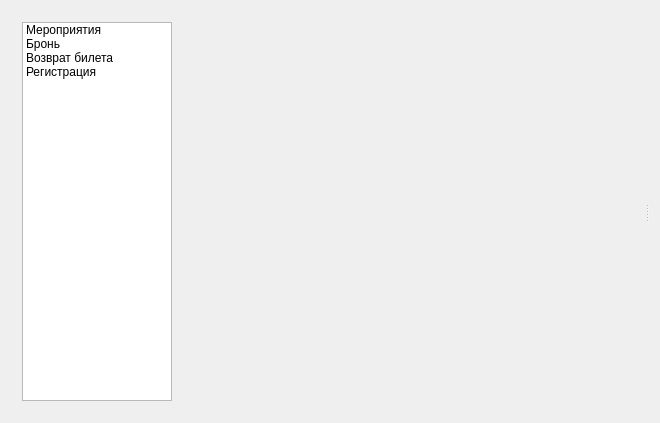
The window that Client/ClientManager/cclientmainwindow.ui (Demonist/TCS) describes before a commit, drawn with Qt 5.
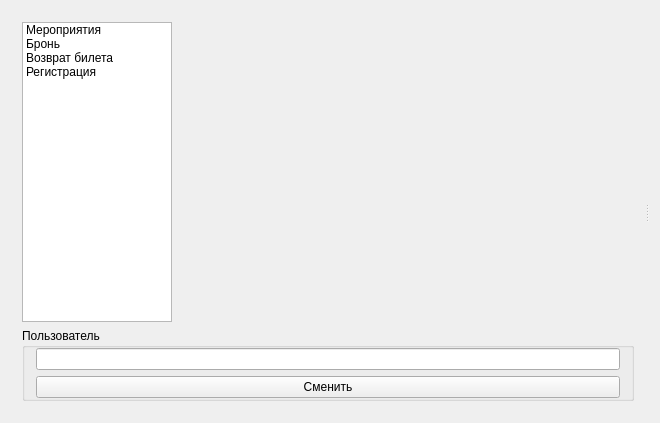
The same window after the commit. The open tabs and pages were chosen to show the change. Icons and pictures are not drawn. Custom widgets are drawn as their Qt base class.

What changed in the file:
```diff
--- a/Client/ClientManager/cclientmainwindow.ui
+++ b/Client/ClientManager/cclientmainwindow.ui
@@ -83,6 +83,53 @@
           </item>
          </widget>
         </item>
+        <item>
+         <widget class="QGroupBox" name="gbxUser">
+          <property name="sizePolicy">
+           <sizepolicy hsizetype="Minimum" vsizetype="Preferred">
+            <horstretch>0</horstretch>
+            <verstretch>0</verstretch>
+           </sizepolicy>
+          </property>
+          <property name="title">
+           <string>Пользователь</string>
+          </property>
+          <layout class="QGridLayout" name="gridLayout_6">
+           <property name="topMargin">
+            <number>0</number>
+           </property>
+           <property name="bottomMargin">
+            <number>0</number>
+           </property>
+           <item row="0" column="0">
+            <widget class="QLineEdit" name="leUser">
+             <property name="sizePolicy">
+              <sizepolicy hsizetype="Minimum" vsizetype="Fixed">
+               <horstretch>0</horstretch>
+               <verstretch>0</verstretch>
+              </sizepolicy>
+             </property>
+             <property name="readOnly">
+              <bool>true</bool>
+             </property>
+            </widget>
+           </item>
+           <item row="1" column="0">
+            <widget class="QPushButton" name="pbnChangeUser">
+             <property name="sizePolicy">
+              <sizepolicy hsizetype="Minimum" vsizetype="Fixed">
+               <horstretch>0</horstretch>
+               <verstretch>0</verstretch>
+              </sizepolicy>
+             </property>
+             <property name="text">
+              <string>Сменить</string>
+             </property>
+            </widget>
+           </item>
+          </layout>
+         </widget>
+        </item>
        </layout>
       </widget>
       <widget class="CAnimatedStackedWidget" name="stackedWidget">
@@ -167,6 +214,12 @@
    <header>creturnticketwidget.h</header>
    <container>1</container>
   </customwidget>
+  <customwidget>
+   <class>CClientReservationWidget</class>
+   <extends>QWidget</extends>
+   <header>cclientreservationwidget.h</header>
+   <container>1</container>
+  </customwidget>
  </customwidgets>
  <resources>
   <include location="clinet_res.qrc"/>
```
Left out of the diff: 8 changed lines with no effect on the pictures.
